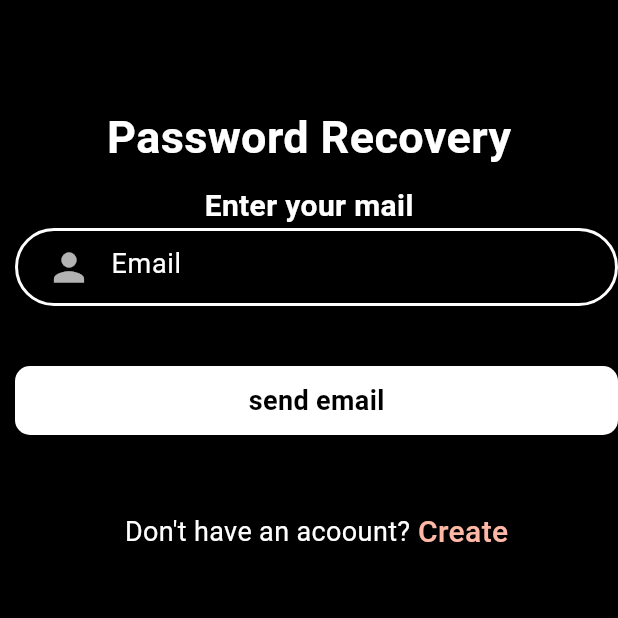
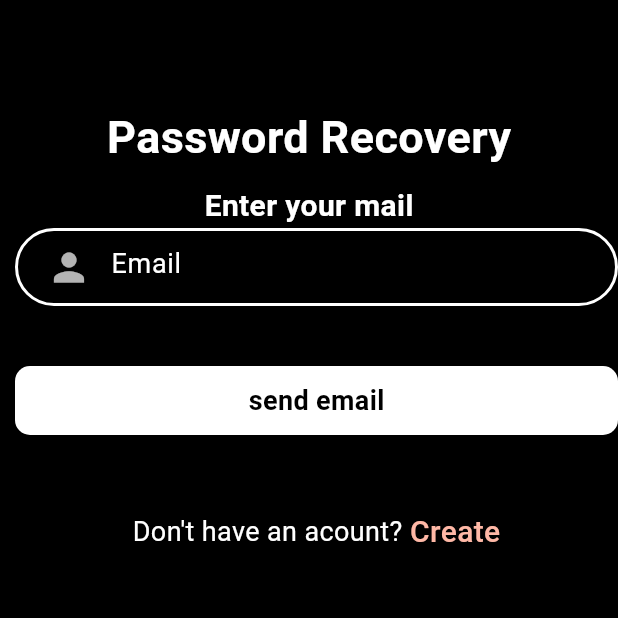
Before and after one commit to YomalB/foodies, a Flutter app: the ForgotPassword screen opened directly, on a phone screen of 412 x 824 dp, the top half of it. Run offline on Flutter 3.47's test engine with Material 3 defaults, Android fonts, the light colour scheme and no system bars; our stand-ins replace curved_navigation_bar, firebase_auth, firebase_core; accounts and stored records are empty.

Commit message:
sing up update

```diff
--- a/lib/pages/forgotpassword.dart
+++ b/lib/pages/forgotpassword.dart
@@ -86,7 +86,7 @@ class _ForgotPasswordState extends State<ForgotPassword> {
                               controller: mailcontroller,
                               validator: (value) {
                                 if (value == null || value.isEmpty) {
-                                  return 'please enter Email';
+                                  return '  please enter Email';
                                 }
                                 return null;
                               },
@@ -139,7 +139,7 @@ class _ForgotPasswordState extends State<ForgotPassword> {
                             mainAxisAlignment: MainAxisAlignment.center,
                             children: [
                               Text(
-                                "Don't have an acoount?",
+                                "Don't have an acount?",
                                 style: TextStyle(
                                     fontSize: 18.0, color: Colors.white),
                               ),
--- a/lib/pages/singup.dart
+++ b/lib/pages/singup.dart
@@ -42,6 +42,8 @@ class _SingUpState extends State<SignUp> {
             style: TextStyle(fontSize: 20.0),
           ),
         )));
+
+
         // ignore: use_build_context_synchronously
         Navigator.pushReplacement(
             context, MaterialPageRoute(builder: (context) => BottomNav()));
```
